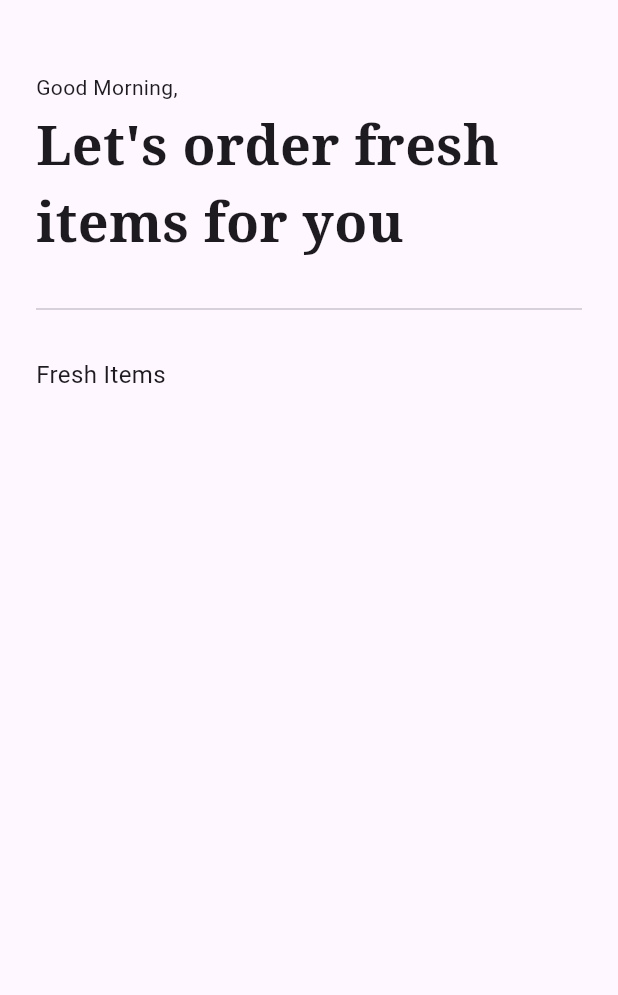
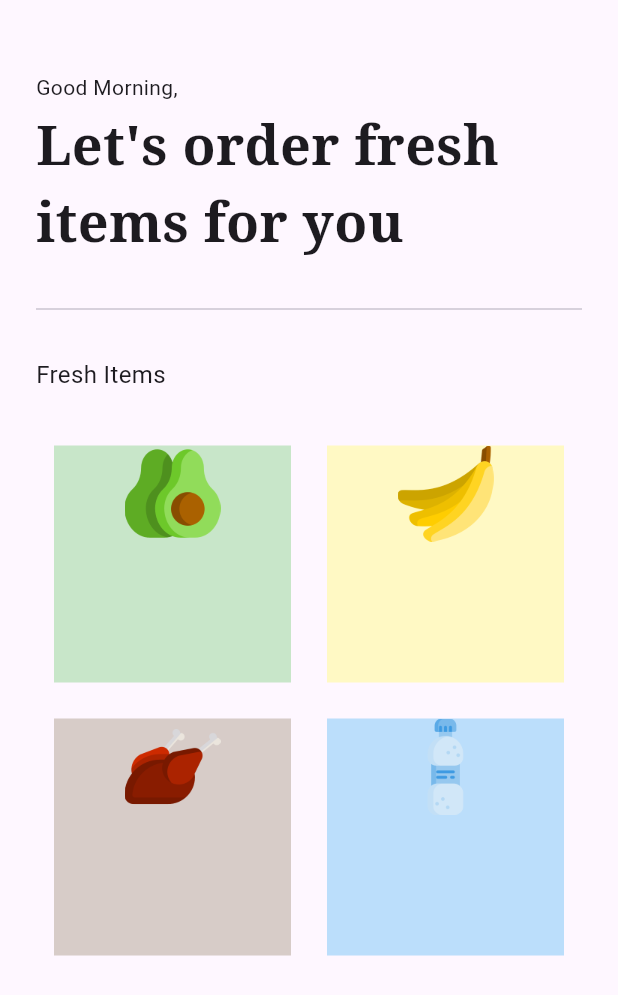
Before and after one commit to OnaliyVinukiy/GroceryApp, a Flutter app: the HomePage screen opened directly, on a phone screen of 412 x 824 dp. Shown: the top 995 px of the screen. Run offline on Flutter 3.47's test engine with Material 3 defaults, Android fonts, the phone set to English and light mode, and no system bars; our stand-ins replace google_fonts.

Commit message:
changed the tiles with paddings

```diff
--- a/grocery_app/lib/components/gorcery_item_tile.dart
+++ b/grocery_app/lib/components/gorcery_item_tile.dart
@@ -14,6 +14,27 @@ class GroceryItemTile extends StatelessWidget {
 
   @override
   Widget build(BuildContext context) {
-    return Container();
+    return Padding(
+      padding: const EdgeInsets.all(12.0),
+      child: Container(
+        decoration: BoxDecoration(
+          color: color[100],
+
+        ),
+        child: Column(children: [
+          //image
+          Image.asset(
+            imagePath,
+            height: 64,
+
+            ),
+          //item name
+
+          //price
+
+
+        ],)
+      ),
+    );
   }
 }
```
